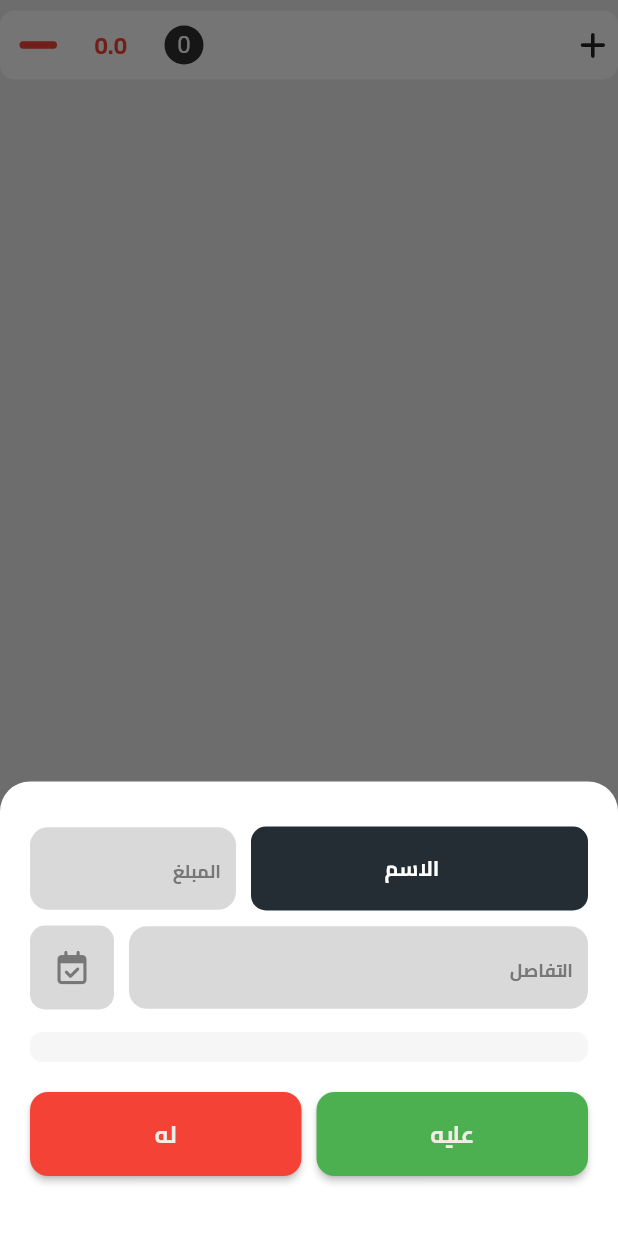
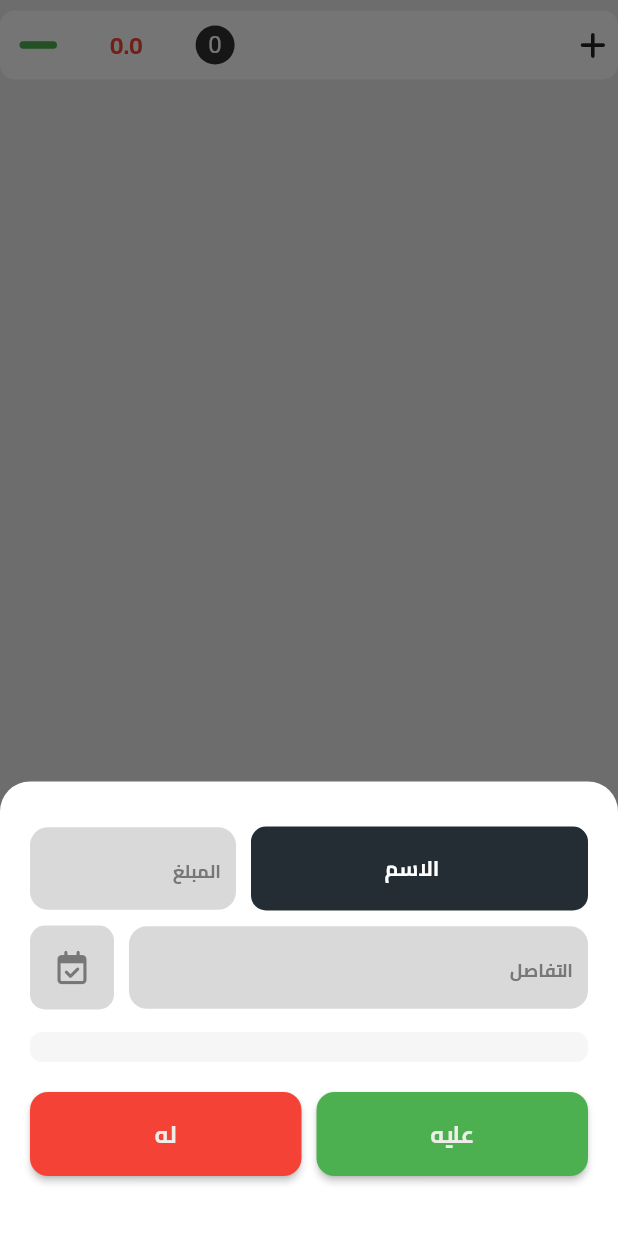
Before and after one commit to Hazem-smawy/flutter_accountting_app, a Flutter app: the HomeRowView widget shown alone on an empty page, opened directly with empty values, after a tap on an icon or button, on a phone screen of 412 x 824 dp. Run offline on Flutter 3.47's test engine with Material 2 defaults, Android fonts, the phone set to English and light mode, and no system bars; our stand-ins replace font_awesome_flutter, get, sqflite; accounts and stored records are empty.

```diff
--- a/lib/controller/customer_account_controller.dart
+++ b/lib/controller/customer_account_controller.dart
@@ -75,8 +75,8 @@ class CustomerAccountController extends GetxController {
       //     createdAt: DateTime.now()),
     ];
     print(allCustomerAccounts);
-    // list.forEach((element) {
-    //   createCusomerAccount(element);
+    // allCustomerAccounts.forEach((element) {
+    //   deleteCustomerAccount(element.id ?? 0);
     // });
   }
 
--- a/lib/screen/home/home_row.dart
+++ b/lib/screen/home/home_row.dart
@@ -1,4 +1,5 @@
 import 'package:account_app/constant/colors.dart';
+import 'package:account_app/controller/new_account_controller.dart';
 import 'package:account_app/models/home_model.dart';
 import 'package:account_app/screen/details/details.dart';
 import 'package:account_app/screen/new_record/new_record.dart';
@@ -9,7 +10,8 @@ import 'package:get/get.dart';
 
 class HomeRowView extends StatelessWidget {
   final HomeModel homeModel;
-  const HomeRowView({super.key, required this.homeModel});
+  HomeRowView({super.key, required this.homeModel});
+  NewAccountController newAccountController = Get.put(NewAccountController());
 
   @override
   Widget build(BuildContext context) {
@@ -30,17 +32,21 @@ class HomeRowView extends StatelessWidget {
               width: 25,
               height: 5,
               decoration: BoxDecoration(
-                  borderRadius: BorderRadius.circular(5), color: Colors.red),
+                  borderRadius: BorderRadius.circular(5), color: Colors.green),
             ),
-            const SizedBox(width: 25),
-            Text(
-              "${homeModel.totalCredit - homeModel.totalDebit}",
-              style: myTextStyles.title1.copyWith(
-                fontWeight: FontWeight.bold,
-                color: Colors.red,
+            const SizedBox(width: 5),
+            SizedBox(
+              width: Get.width * 0.2,
+              child: Text(
+                "${homeModel.totalCredit - homeModel.totalDebit}",
+                textAlign: TextAlign.center,
+                style: myTextStyles.title1.copyWith(
+                  fontWeight: FontWeight.bold,
+                  color: Colors.red,
+                ),
               ),
             ),
-            const SizedBox(width: 25),
+            const SizedBox(width: 5),
             CircleAvatar(
               backgroundColor: MyColors.blackColor.withOpacity(0.9),
               radius: 13,
@@ -61,7 +67,7 @@ class HomeRowView extends StatelessWidget {
             const SizedBox(width: 15),
             GestureDetector(
               onTap: () {
-                Get.bottomSheet(const NewRecordScreen(),
+                Get.bottomSheet(NewRecordScreen(),
                     isScrollControlled: true,
                     shape: RoundedRectangleBorder(
                         borderRadius: BorderRadius.circular(20)));
--- a/lib/service/home_data.dart
+++ b/lib/service/home_data.dart
@@ -12,8 +12,7 @@ class HomeData {
     return result.map((e) => GroupCurency.fromMap(e)).toList();
   }
 
-  Future<List<HomeModel>> getCustomerAccountsForAccGroup(
-      int accGroupId, int curencyId) async {
+  Future<List<HomeModel>> getCustomerAccountsForAccGroup() async {
     var db = await ins.database;
     final result = await db.rawQuery(
         'SELECT cac.customerId AS caId, ca.name ,cac.id AS cacId,totalDebit ,cac.totalCredit , cac.operation, cac.accgroupId AS accGId,cac.curencyId AS curId FROM customeraccount AS cac  JOIN  customer AS ca ON cac.customerId = ca.id ');
--- a/lib/widget/curency_show_widget.dart
+++ b/lib/widget/curency_show_widget.dart
@@ -1,6 +1,7 @@
 import 'package:account_app/constant/colors.dart';
 import 'package:account_app/constant/text_styles.dart';
 import 'package:account_app/controller/curency_controller.dart';
+import 'package:account_app/controller/new_account_controller.dart';
 import 'package:account_app/models/curency_model.dart';
 import 'package:flutter/material.dart';
 import 'package:font_awesome_flutter/font_awesome_flutter.dart';
@@ -8,13 +9,14 @@ import 'package:get/get.dart';
 
 class CurencyShowWidget extends StatelessWidget {
   CurencyController curencyController = Get.find();
+  NewAccountController newAccountController = Get.find();
 
   @override
   Widget build(BuildContext context) {
     return Obx(
       () => Container(
-        padding: EdgeInsets.all(10),
-        margin: EdgeInsets.only(top: 15),
+        padding: const EdgeInsets.all(10),
+        margin: const EdgeInsets.only(top: 15),
         decoration: BoxDecoration(
           borderRadius: BorderRadius.circular(8),
           color: MyColors.containerColor.withOpacity(0.5),
@@ -26,6 +28,11 @@ class CurencyShowWidget extends StatelessWidget {
                 action: () {
                   //curencyController.selectedCurency.clear();
                   curencyController.selectedCurency.addAll(element.toEditMap());
+                  newAccountController.newAccount.update(
+                    'curencyId',
+                    (value) => element.id,
+                    ifAbsent: () => element.id,
+                  );
                 },
                 isSelected:
                     curencyController.selectedCurency[CurencyField.name] ==
```
Also changed, not shown: lib/controller/home_controller.dart (+8 -11 lines), lib/controller/new_account_controller.dart (+20 -5 lines), lib/screen/home/home.dart (+11 -78 lines), lib/screen/main_screen/main_screen.dart (+72 -17 lines), lib/screen/new_account/new_account.dart (+7 -5 lines), lib/screen/new_record/new_record.dart (+85 -85 lines), lib/service/customer_account_data.dart (+8 -4 lines), lib/service/database/database_service.dart (+13 -0 lines).
